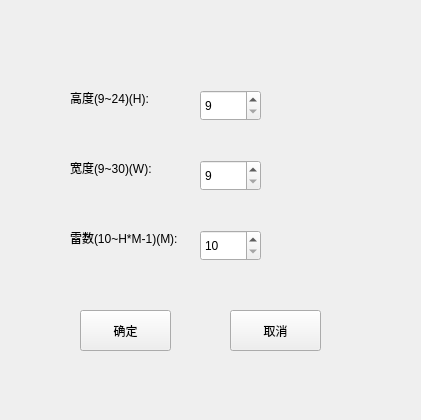
First picture: the form in settingwidget.ui, repository livingsu/Qt-minesweeper, before the edit.
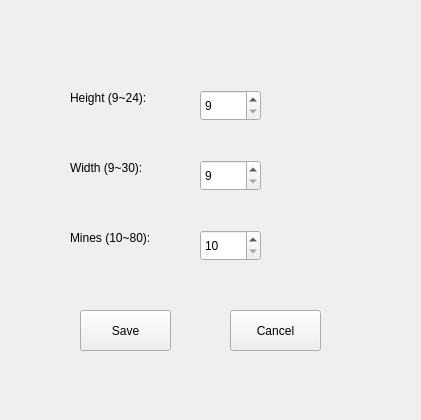
Second picture: the form after the edit.

Patch:
```diff
--- a/settingwidget.ui
+++ b/settingwidget.ui
@@ -23,7 +23,7 @@
     </rect>
    </property>
    <property name="text">
-    <string>高度(9~24)(H):</string>
+    <string>Height (9~24):</string>
    </property>
   </widget>
   <widget class="QLabel" name="label_w">
@@ -36,7 +36,7 @@
     </rect>
    </property>
    <property name="text">
-    <string>宽度(9~30)(W):</string>
+    <string>Width (9~30):</string>
    </property>
   </widget>
   <widget class="QPushButton" name="btn_yes">
@@ -49,7 +49,7 @@
     </rect>
    </property>
    <property name="text">
-    <string>确定</string>
+    <string>Save</string>
    </property>
   </widget>
   <widget class="QPushButton" name="btn_cancel">
@@ -62,7 +62,7 @@
     </rect>
    </property>
    <property name="text">
-    <string>取消</string>
+    <string>Cancel</string>
    </property>
   </widget>
   <widget class="QSpinBox" name="spinBox_h">
@@ -129,7 +129,7 @@
     </rect>
    </property>
    <property name="text">
-    <string>雷数(10~H*M-1)(M):</string>
+    <string>Mines (10~80):</string>
    </property>
   </widget>
  </widget>
```
Left out of the diff: 2 changed lines with no effect on the pictures.
